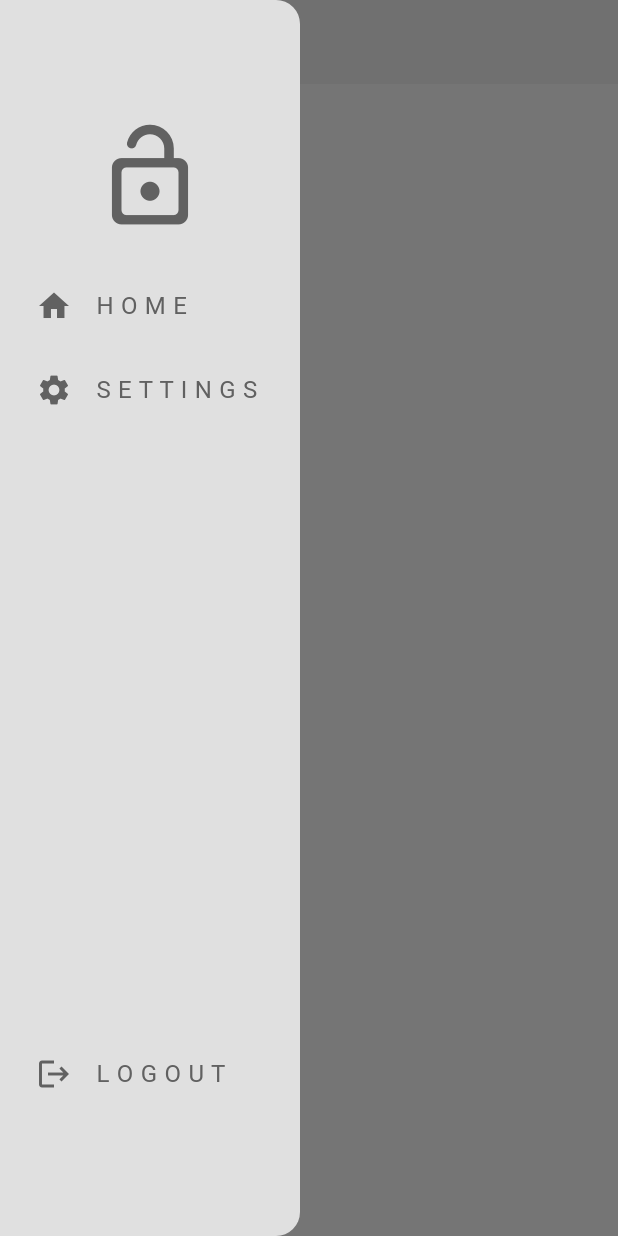
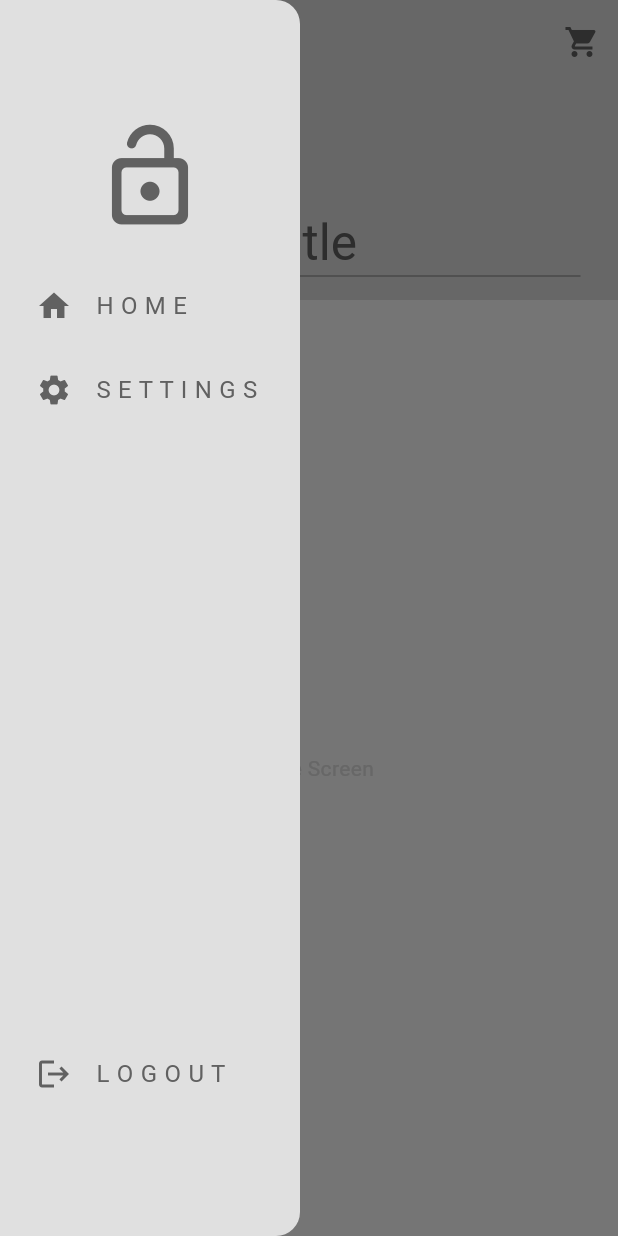
Before and after one commit to GabbenPapa/Flutter_food-delivery-app, a Flutter app: the screen it shows after launch, with the side drawer open, on a phone screen of 412 x 824 dp. Run offline on Flutter 3.47's test engine with Material 3 defaults, Android fonts, the phone set to English and light mode, and no system bars; our stand-ins replace shared_preferences.

Commit message:
Replace appbar

```diff
--- a/lib/pages/home_screen.dart
+++ b/lib/pages/home_screen.dart
@@ -1,6 +1,7 @@
 import 'package:flutter/material.dart';
 
 import '../comonents/drawer.dart';
+import '../comonents/sliver_app_bar.dart';
 
 class HomeScreen extends StatelessWidget {
   static const routeName = '/home_screen';
@@ -9,12 +10,31 @@ class HomeScreen extends StatelessWidget {
   @override
   Widget build(BuildContext context) {
     return Scaffold(
-      appBar: AppBar(
-        title: Text('Home'),
-        backgroundColor: Theme.of(context).colorScheme.primary,
-        foregroundColor: Theme.of(context).colorScheme.inversePrimary,
+      drawer: HomeDrawer(),
+      body: NestedScrollView(
+        headerSliverBuilder: (context, innerBoxIsScrolled) => [
+          SliverAppBarOwn(
+            child: Column(
+              mainAxisAlignment: MainAxisAlignment.end,
+              children: [
+                Divider(
+                  indent: 25,
+                  endIndent: 25,
+                  color: Theme.of(context).colorScheme.secondary,
+                ),
+              ],
+            ),
+            title: Text(
+              'Title',
+              style: TextStyle(
+                  color: Theme.of(context).colorScheme.inversePrimary),
+            ),
+          ),
+        ],
+        body: Center(
+          child: Text('Home Screen'),
+        ),
       ),
-      drawer: HomeDrawer(),
     );
   }
 }
```
Also changed, not shown: lib/comonents/sliver_app_bar.dart (added, +47 -0 lines).
